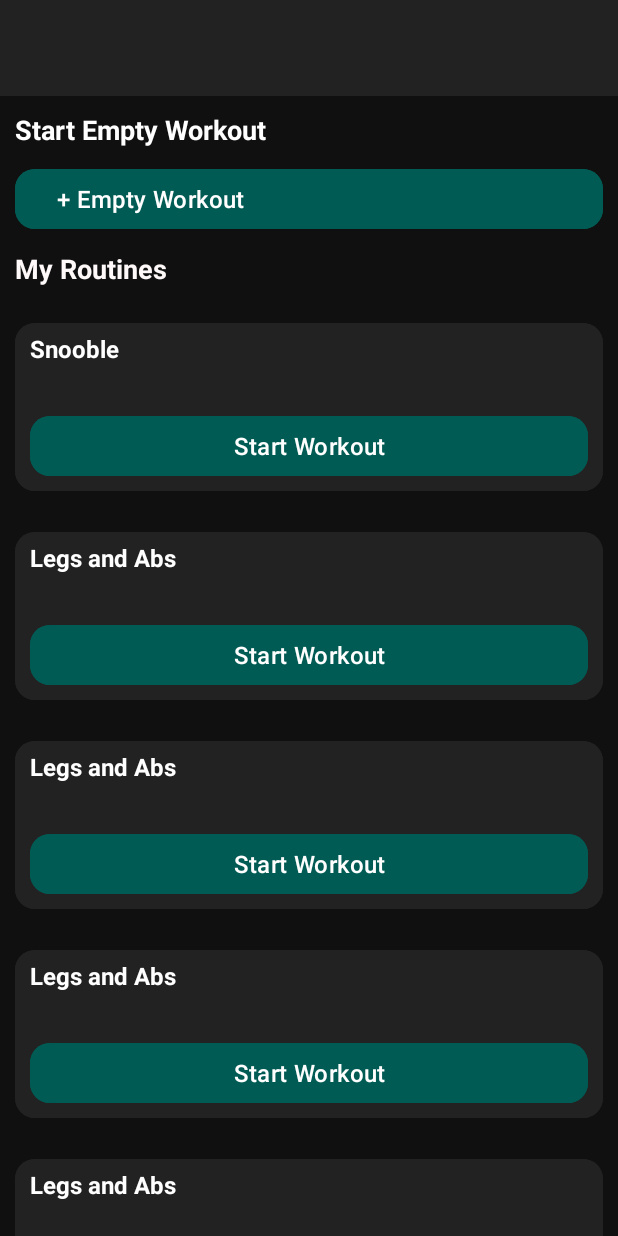
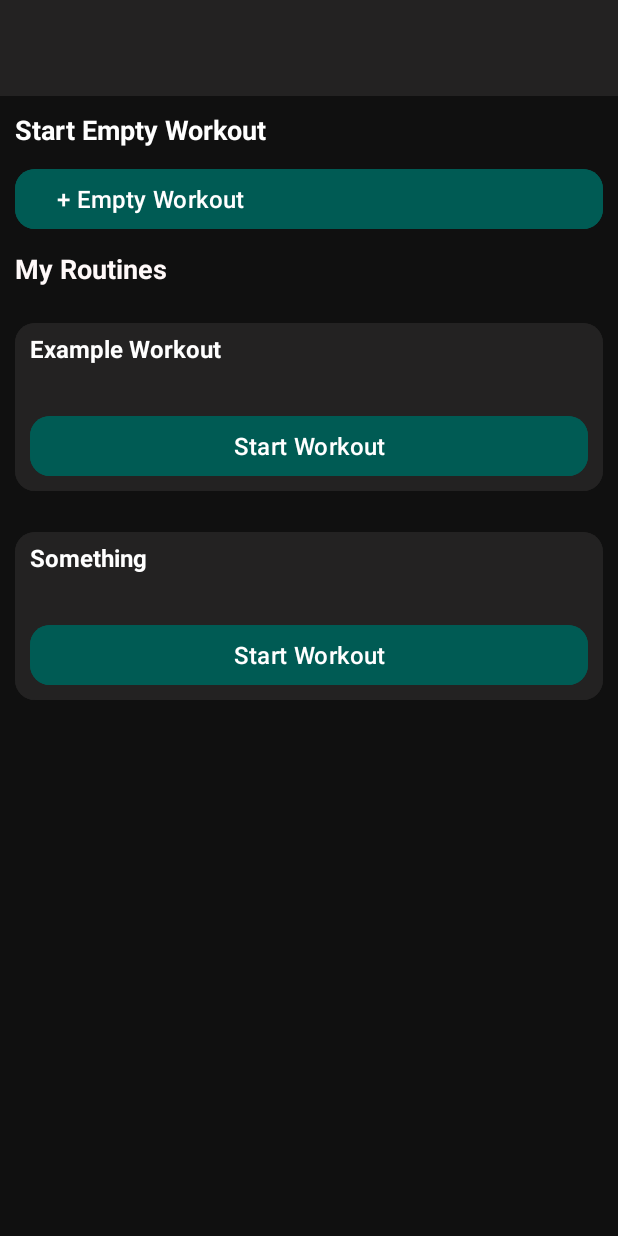
Before and after one commit to Wmatistic/cs3443project_fvk718, an Android app: the screen it shows after launch (MainActivity), on a phone screen of 412 x 824 dp. Run offline under Robolectric (Android 15) with nearby library versions, the phone set to English and light mode, and no system bars.

Commit message:
Workout loading works

```diff
--- /dev/null
+++ b/app/src/main/assets/ExampleWorkout.csv
@@ -0,0 +1,11 @@
+Example Workout
+
+Squat, 120, Barbell, Thighs, Weight And Reps
+1, 225, 4
+2, 225, 4
+3, 205, 4
+
+Crunch, 0, None, Abs, Bodyweight And Reps
+1, 0, 12
+2, 0, 12
+3, 0, 12
--- /dev/null
+++ b/app/src/main/assets/Something.csv
@@ -0,0 +1,11 @@
+Something
+
+Squat, 120, Barbell, Thighs, Weight And Reps
+1, 225, 4
+2, 225, 4
+3, 205, 4
+
+Crunch, 0, None, Abs, Bodyweight And Reps
+1, 0, 12
+2, 0, 12
+3, 0, 12
--- a/app/src/main/java/edu/utsa/cs3443/cs3443project_fvk718/MainActivity.java
+++ b/app/src/main/java/edu/utsa/cs3443/cs3443project_fvk718/MainActivity.java
@@ -11,6 +11,9 @@ import androidx.core.graphics.Insets;
 import androidx.core.view.ViewCompat;
 import androidx.core.view.WindowInsetsCompat;
 
+import java.io.File;
+import java.io.IOException;
+
 import edu.utsa.cs3443.cs3443project_fvk718.model.RoutineListAdapter;
 import edu.utsa.cs3443.cs3443project_fvk718.model.Routines;
 import edu.utsa.cs3443.cs3443project_fvk718.model.Workout;
@@ -18,6 +21,8 @@ import edu.utsa.cs3443.cs3443project_fvk718.model.Workout;
 public class MainActivity extends AppCompatActivity {
 
     private Routines routines;
+    private Intent workoutIntent;
+    private int workoutPosition;
 
     @Override
     protected void onCreate(Bundle savedInstanceState) {
@@ -32,12 +37,12 @@ public class MainActivity extends AppCompatActivity {
 
         loadRoutines();
 
-        Intent intent = new Intent(MainActivity.this, WorkoutActivity.class);
+        workoutIntent = new Intent(MainActivity.this, WorkoutActivity.class);
 
         Button emptyWorkout = findViewById(R.id.emptyWorkoutButton);
         emptyWorkout.setOnClickListener(view -> {
-            intent.putExtra("Workout", new Workout(""));
-            startActivity(intent);
+            workoutIntent.putExtra("Workout", new Workout(MainActivity.this));
+            startActivity(workoutIntent);
         });
 
         ListView listView = findViewById(R.id.routineList);
@@ -48,8 +53,9 @@ public class MainActivity extends AppCompatActivity {
             routineNames[i] = routines.getWorkouts().get(i).getName();
         }
 
-        RoutineListAdapter adapter = new RoutineListAdapter(this, routineNames);
+        RoutineListAdapter adapter = new RoutineListAdapter(this, routineNames, routines);
         listView.setAdapter(adapter);
+
     }
 
     private void loadRoutines() {
--- a/app/src/main/java/edu/utsa/cs3443/cs3443project_fvk718/model/RoutineListAdapter.java
+++ b/app/src/main/java/edu/utsa/cs3443/cs3443project_fvk718/model/RoutineListAdapter.java
@@ -2,6 +2,7 @@ package edu.utsa.cs3443.cs3443project_fvk718.model;
 
 import android.app.Activity;
 import android.content.Context;
+import android.content.Intent;
 import android.view.LayoutInflater;
 import android.view.View;
 import android.view.ViewGroup;
@@ -13,22 +14,26 @@ import android.widget.TextView;
 import androidx.annotation.NonNull;
 import androidx.annotation.Nullable;
 
+import edu.utsa.cs3443.cs3443project_fvk718.MainActivity;
 import edu.utsa.cs3443.cs3443project_fvk718.R;
+import edu.utsa.cs3443.cs3443project_fvk718.WorkoutActivity;
 
 public class RoutineListAdapter extends ArrayAdapter<String> {
     private final Activity context;
 
     private final String[] routineNames;
+    private final Routines routines;
 
-    public RoutineListAdapter (Activity context, String[] routineNames) {
+    public RoutineListAdapter (Activity context, String[] routineNames, Routines routines) {
         super(context, R.layout.routinelistitem, routineNames);
         this.context = context;
         this.routineNames = routineNames;
+        this.routines = routines;
     }
 
     @NonNull
     @Override
-    public View getView(int position, @Nullable View convertViet, @NonNull ViewGroup parent) {
+    public View getView(int position, @Nullable View convertView, @NonNull ViewGroup parent) {
         LayoutInflater inflater = context.getLayoutInflater();
         View rowView = inflater.inflate(R.layout.routinelistitem, null, true);
 
@@ -39,6 +44,13 @@ public class RoutineListAdapter extends ArrayAdapter<String> {
         workoutNameText.setText(routineNames[position]);
         routineButton.setText("");
 
+        Intent intent = new Intent(context, WorkoutActivity.class);
+
+        startWorkoutButton.setOnClickListener(view -> {
+            intent.putExtra("Workout", routines.getWorkouts().get(position));
+            context.startActivity(intent);
+        });
+
         return rowView;
     }
 }
--- a/app/src/main/java/edu/utsa/cs3443/cs3443project_fvk718/model/Routines.java
+++ b/app/src/main/java/edu/utsa/cs3443/cs3443project_fvk718/model/Routines.java
@@ -1,7 +1,13 @@
 package edu.utsa.cs3443.cs3443project_fvk718.model;
 
+import android.content.res.AssetManager;
+
+import java.io.File;
+import java.io.IOException;
+import java.io.InputStream;
 import java.io.Serializable;
 import java.util.ArrayList;
+import java.util.Scanner;
 
 import edu.utsa.cs3443.cs3443project_fvk718.MainActivity;
 
@@ -9,23 +15,38 @@ public class Routines implements Serializable {
 
     private ArrayList<Workout> workouts;
 
-    private MainActivity activity;
+    public Routines (MainActivity activity) {
 
-    public Routines (MainActivity activity) {
-        this.activity = activity;
+        workouts = new ArrayList<>();
 
-        workouts = loadWorkouts();
+        loadWorkouts(activity);
     }
 
-    private ArrayList<Workout> loadWorkouts() {
-        ArrayList<Workout> test = new ArrayList<>();
-        test.add(new Workout("Snooble"));
-        test.add(new Workout("Legs and Abs"));
-        test.add(new Workout("Legs and Abs"));
-        test.add(new Workout("Legs and Abs"));
-        test.add(new Workout("Legs and Abs"));
-        test.add(new Workout("Legs and Abs"));
-        return test;
+    private void addWorkout(Workout workout){
+        workouts.add(workout);
+    }
+
+    private void loadWorkouts(MainActivity activity) {
+        AssetManager manager = activity.getAssets();
+        Scanner sc = null;
+
+        try {
+            String[] fileNames = manager.list("");
+
+            if (fileNames != null) {
+                for (String f : fileNames) {
+                    if (f.endsWith(".csv")) {
+                        InputStream file = manager.open(f);
+                        sc = new Scanner(file);
+
+                        addWorkout(new Workout(sc.nextLine(), activity));
+                    }
+                }
+            }
+
+        } catch (IOException e) {
+            throw new RuntimeException(e);
+        }
     }
 
     public int getRoutineCount() {
--- a/app/src/main/java/edu/utsa/cs3443/cs3443project_fvk718/model/Workout.java
+++ b/app/src/main/java/edu/utsa/cs3443/cs3443project_fvk718/model/Workout.java
@@ -1,16 +1,30 @@
 package edu.utsa.cs3443.cs3443project_fvk718.model;
 
+import android.content.res.AssetManager;
+
+import java.io.IOException;
+import java.io.InputStream;
 import java.io.Serializable;
 import java.util.ArrayList;
+import java.util.Scanner;
+
+import edu.utsa.cs3443.cs3443project_fvk718.MainActivity;
 
 public class Workout implements Serializable {
 
     private String name;
     private ArrayList<Exercise> exercises;
 
-    public Workout (String name) {
+    public Workout (MainActivity activity) {
+        this.name = "New Workout";
+        this.exercises = new ArrayList<>();
+    }
+
+    public Workout (String name, MainActivity activity) {
         this.name = name;
-        this.exercises = loadExercises();
+        this.exercises = new ArrayList<>();
+
+        loadExercises(activity);
     }
 
     public void addExercise(Exercise exercise) {
@@ -26,8 +40,38 @@ public class Workout implements Serializable {
         return null;
     }
 
-    private ArrayList<Exercise> loadExercises() {
-        return new ArrayList<>();
+    private void loadExercises(MainActivity activity) {
+        AssetManager manager = activity.getAssets();
+        Scanner sc = null;
+        String workoutFilename = name.replaceAll("\\s+", "") + ".csv";
+
+        try {
+            InputStream file = manager.open(workoutFilename);
+            sc = new Scanner(file);
+
+            sc.nextLine();
+            sc.nextLine();
+
+            Exercise exercise = null;
+
+            while (sc.hasNextLine()) {
+                String[] exerciseInfo = sc.nextLine().split(",");
+
+                if (exerciseInfo.length == 5) {
+                    exercise = new Exercise(exerciseInfo[0].trim(), Integer.parseInt(exerciseInfo[1].trim()), exerciseInfo[2].trim(), exerciseInfo[3].trim(), exerciseInfo[4].trim());
+                    addExercise(exercise);
+                } else if (exerciseInfo.length == 3) {
+                    if (exercise != null) {
+                        exercise.getSets().add(Integer.parseInt(exerciseInfo[1].trim()));
+                        exercise.getSets().add(Integer.parseInt(exerciseInfo[2].trim()));
+                    }
+                } else if (exerciseInfo.length == 0){
+                    exercise = null;
+                }
+            }
+        } catch (IOException e) {
+            throw new RuntimeException(e);
+        }
     }
 
     public ArrayList<Exercise> getExercises() {
--- a/app/src/main/res/layout/activity_main.xml
+++ b/app/src/main/res/layout/activity_main.xml
@@ -73,7 +73,7 @@
         android:layout_width="0dp"
         android:layout_height="0dp"
         android:layout_marginTop="10dp"
-        android:background="#232222"
+        android:background="#101010"
         android:divider="@android:drawable/screen_background_dark_transparent"
         app:layout_constraintBottom_toBottomOf="parent"
         app:layout_constraintEnd_toEndOf="parent"
```
